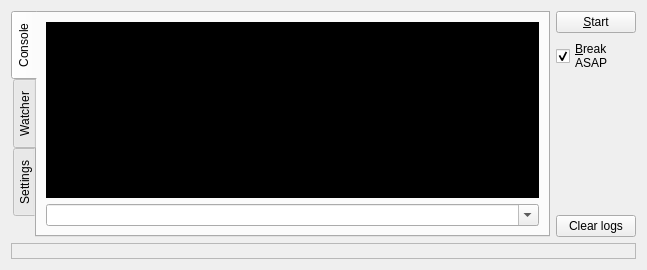
This is plugins/debugger/DebuggerWidget.ui in mupuf/arduide as Qt 5 draws it before an edit. The edited form follows.
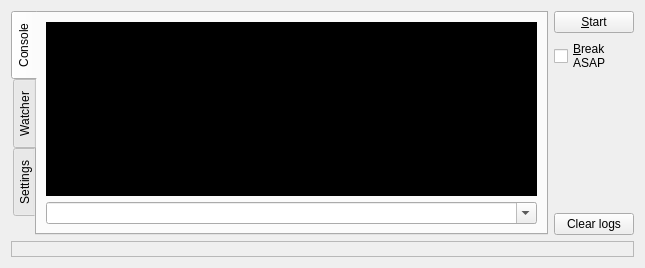
This is the edited form. The open tabs and pages were chosen to show the change. Custom widgets are drawn as their Qt base class.

Commit message: Dbg: Initial implementation of the miniShell

```diff
--- a/plugins/debugger/DebuggerWidget.ui
+++ b/plugins/debugger/DebuggerWidget.ui
@@ -6,8 +6,8 @@
    <rect>
     <x>0</x>
     <y>0</y>
-    <width>647</width>
-    <height>270</height>
+    <width>645</width>
+    <height>268</height>
    </rect>
   </property>
   <property name="windowTitle">
@@ -152,9 +152,6 @@
             <string>&amp;Break
 ASAP</string>
            </property>
-           <property name="checked">
-            <bool>true</bool>
-           </property>
           </widget>
          </item>
          <item>
```
Left out of the diff: 2 changed lines with no effect on the pictures. The commit also changes 1 other file.
